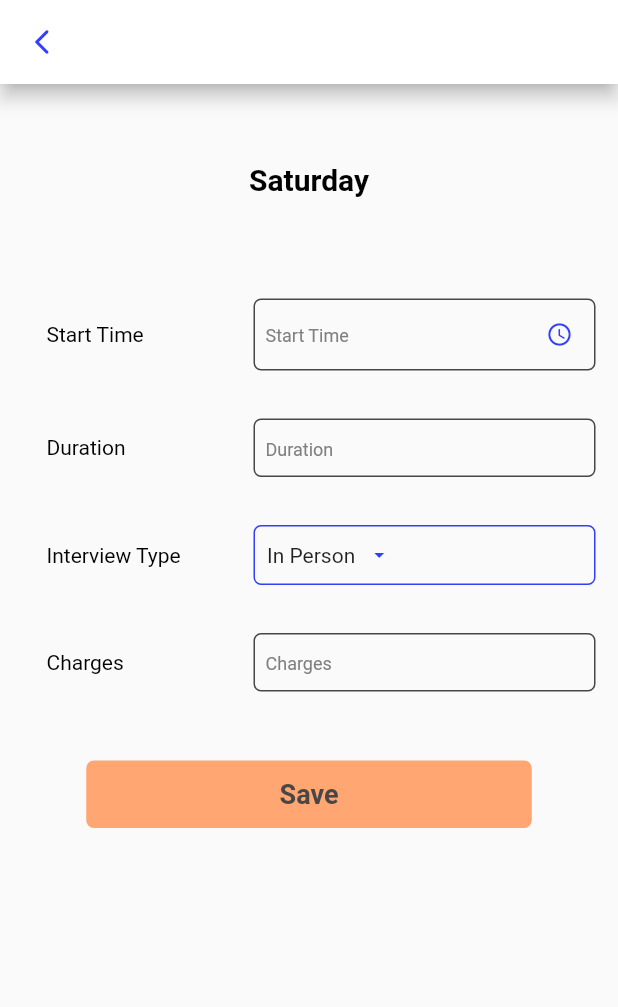
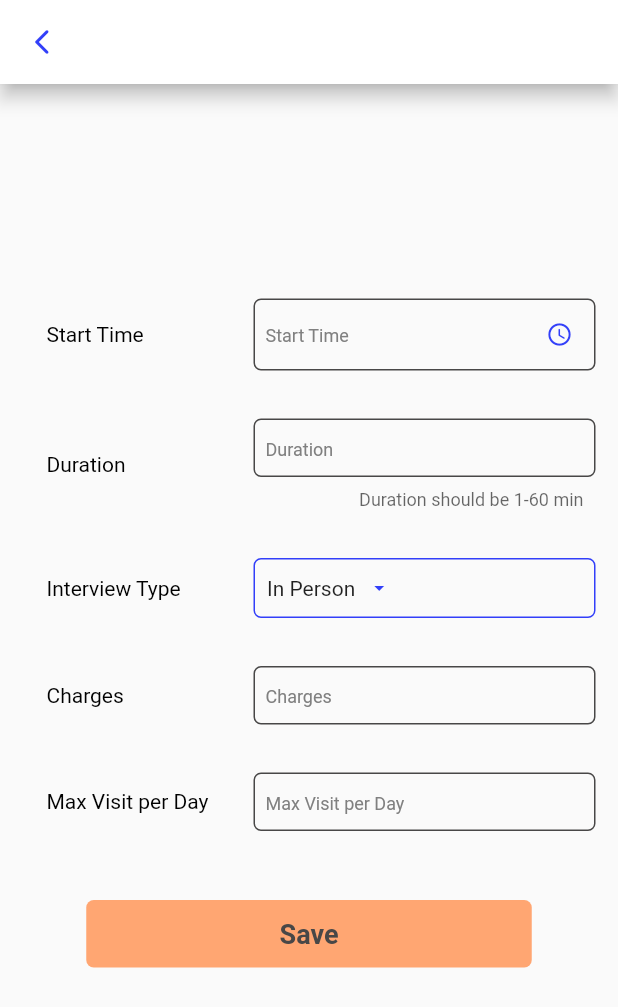
Before and after one commit to MouhamadJar/Field_IQ, a Flutter app: the AddInterviewDoctor screen opened directly with empty values, on a phone screen of 412 x 824 dp. Shown: the top 1007 px of the screen. Run offline on Flutter 3.47's test engine with Material 2 defaults, Android fonts, the phone set to English and light mode, and no system bars; drawn by our look-alikes of dropdown_button2; our stand-ins replace animated_splash_screen, curved_navigation_bar, custom_navigation_bar, dio, firebase_core, firebase_messaging and 8 more; missing offline and left inert: dart_jsonwebtoken; accounts and stored records are empty; network calls fail; project files that could hold a hidden picture were left out.

Commit message:
finish errors...still max visit

```diff
--- a/lib/class/localization/translation.dart
+++ b/lib/class/localization/translation.dart
@@ -83,6 +83,7 @@ class MyTranslation extends Translations{
       'Start Meets' : 'بدأ المقابلات',
       'Start' : 'بدأ',
       'Zain Wallet' : 'محفظة زين',
+      'Max Visit per Day' : 'عدد الزيارات الاقصى المسموحة'
     },
     'en' : {
       'SellsMan' : 'SellsMan',
@@ -117,6 +118,7 @@ class MyTranslation extends Translations{
       'Meeting Reservation': 'Meeting Reservation',
       'Phone Number': 'Phone Number',
       'Receiving Method': 'Receiving Method',
+
       'CVV': 'CVV',
       'Fees': 'Fees',
       'day': 'day',
@@ -165,6 +167,7 @@ class MyTranslation extends Translations{
       'Start Meets' : 'Start Meets',
       'Start' : 'Start' ,
       'Zain Wallet' : 'Zain Wallet',
+      'Max Visit per Day' : 'Max Visit per Day'
     },
     'ku':  {
       'search for doctor\'s name': 'گه ران له سه ر ناوى دكتور',
@@ -208,6 +211,7 @@ class MyTranslation extends Translations{
       'Start Meets' : 'Start Meets',
       'Start' : 'Start',
       'Zain Wallet' : 'Zain Wallet',
+      'Max Visit per Day' : 'Max Visit per Day'
     }
   };
 }
--- a/lib/controller/doctor/doctorinterviewdetailseditcontroller.dart
+++ b/lib/controller/doctor/doctorinterviewdetailseditcontroller.dart
@@ -24,6 +24,7 @@ class DoctorInterviewDetailsEditController extends GetxController{
     print(timeModel.toString());
     print(durationModel.toString());
     print(chargesModel.toString());
+    print(typeSelected.value.toString());
     print(idDay);
     print(idApp);
       DioHelper.editInterviewDoctor(data: {
--- a/lib/controller/doctor/doctorinterviewscontroller.dart
+++ b/lib/controller/doctor/doctorinterviewscontroller.dart
@@ -12,6 +12,7 @@ class DoctorInterviewsController extends GetxController  with StateMixin<dynamic
   late TextEditingController startTime;
   late TextEditingController duration;
   late TextEditingController charges;
+  late TextEditingController maxVisit;
   late TextEditingController sellsmenNumber;
   MyServices myServices = Get.find();
   List<DataInterviewSalesMan> interviewSalesMan = [];
@@ -27,7 +28,8 @@ class DoctorInterviewsController extends GetxController  with StateMixin<dynamic
         'time': startTime.text,
         'duration' : duration.text,
         'price' : charges.text,
-        'kind_of_visite' : typeSelected.toString()
+        'kind_of_visite' : typeSelected.toString(),
+        'max_visit' : maxVisit.text
       }, token: myServices.sharedPreferences.getString('token')).then((value) {
         print(value.toString());
         Get.off(()=> const InterviewsScreen());
@@ -59,6 +61,7 @@ class DoctorInterviewsController extends GetxController  with StateMixin<dynamic
     startTime = TextEditingController();
     duration= TextEditingController();
     charges= TextEditingController();
+    maxVisit= TextEditingController();
     sellsmenNumber= TextEditingController();
     getInterviewSalesMan();
     super.onInit();
--- a/lib/controller/doctor/settingpagedoctorcontroller.dart
+++ b/lib/controller/doctor/settingpagedoctorcontroller.dart
@@ -39,7 +39,7 @@ class SettingPageDoctorController extends GetxController
         .then((value) {
       print(value.toString());
       profileModel = DoctorProfileModel.fromJson(value.data);
-      if (profileModel.status == 1) {
+      if (profileModel.isAvailable == 1) {
         print(profileModel.status.toString());
         statusAvailable = true.obs;
         textAvailable = 'Available'.tr.obs;
--- a/lib/controller/mandoob/doctor_controller.dart
+++ b/lib/controller/mandoob/doctor_controller.dart
@@ -54,8 +54,9 @@ class ReserveController extends GetxController with StateMixin {
             doctorId: doctorId, appointmentTimeId: appointmentTimeId)
         .then(
             (resp) => {
+              print(resp.data.toString()),
                   DioHelper()
-                      .sendNotification(
+                      .sendNotificationForDoctors(
                     doctorName: doctorName,
                           doctorId: doctorId.toString(),
                           reserveDay: reserveDay,
--- a/lib/main.dart
+++ b/lib/main.dart
@@ -13,9 +13,9 @@ void main() async {
     statusBarColor: Colors.white,
     systemNavigationBarDividerColor: Colors.white,
     statusBarIconBrightness: Brightness.dark,
-    ),
+  ),
   );
-  // await initFireBase();
+  await initFireBase();
   runApp(MyApp());
 }
 
--- a/lib/models/mandoob/appointment.dart
+++ b/lib/models/mandoob/appointment.dart
@@ -22,7 +22,6 @@ class Appointment {
 
   Appointment.fromJson(dynamic json) {
     appointmentId = json['appointment_id'];
-    String tmp = json['time'];
     time = json['time'].toString().characters.first + json['time'].toString().characters.elementAt(1);
     int checker = int.parse(time);
     if (checker > 12) {
@@ -31,7 +30,7 @@ class Appointment {
     } else {
       time = time + ' am';
     }
-    duration = json['duration'].toString().characters.elementAt(3) + json['duration'].toString().characters.elementAt(4);
+    duration = json['duration'];
     price = json['price'];
     kindOfVisite = json['kind_of_visite'];
     day = json['day'];
--- a/lib/view/chooseuser.dart
+++ b/lib/view/chooseuser.dart
@@ -1,15 +1,12 @@
 import 'package:flutter/material.dart';
-import 'package:flutter/services.dart';
 import 'package:get/get.dart';
 import 'package:mandoob/class/constant/colors.dart';
 import 'package:mandoob/class/constant/const.dart';
 import 'package:mandoob/class/services/services.dart';
-import 'package:mandoob/view/doctor/screen/doctorlogin.dart';
 import 'package:mandoob/view/doctor/screen/doctorsignup.dart';
 import 'package:mandoob/view/mandoob/screen/mandoobsignup.dart';
 import 'package:mandoob/view/widget/customcontainer.dart';
 import 'package:url_launcher/url_launcher.dart';
-
 import '../class/constant/end_points.dart';
 import '../class/constant/images.dart';
 import 'doctor/screen/homescreen.dart';
--- a/lib/view/doctor/screen/addinterviewdoctor.dart
+++ b/lib/view/doctor/screen/addinterviewdoctor.dart
@@ -45,7 +45,7 @@ class AddInterviewDoctor extends StatelessWidget {
                           padding: const EdgeInsets.symmetric(vertical: 52.0),
                           child: Center(
                             child: Text(
-                              'Saturday'.tr,
+                              days.name.tr,
                               style: const TextStyle(
                                   color: Colors.black,
                                   fontWeight: FontWeight.bold,
@@ -67,9 +67,10 @@ class AddInterviewDoctor extends StatelessWidget {
                             }
                           },
                         ),
-                        CustomRowInterview(hintText: 'Duration'.tr, myController: controller.duration, text: 'Duration'.tr,),
+                        CustomRowInterview(hintText: 'Duration'.tr, myController: controller.duration, text: 'Duration'.tr,isDuration: true,isNumber: true,),
                         const CustomRowInterviewType(),
                         CustomRowInterview(hintText: 'Charges'.tr, myController: controller.charges, text: 'Charges'.tr, isNumber: true,),
+                        CustomRowInterview(hintText: 'Max Visit per Day'.tr, myController: controller.maxVisit, text: 'Max Visit per Day'.tr, isNumber: true,),
                        // CustomRowInterview(hintText: 'Sellsmen Number'.tr, myController: controller.sellsmenNumber, text: 'Sellsmen Number'.tr, isNumber: true,),
                         Padding(
                           padding: const EdgeInsets.symmetric(vertical: 30.0, horizontal: 20.0),
--- a/lib/view/doctor/screen/editinterviewdetailsdoctorscreen.dart
+++ b/lib/view/doctor/screen/editinterviewdetailsdoctorscreen.dart
@@ -7,10 +7,14 @@ import '../widget/customrowinterview.dart';
 import '../widget/customrowinterviewtype.dart';
 import '../widget/customrowtime.dart';
 import '../widget/custoombutton.dart';
-class EditInterviewDetailsDoctorScreen extends GetView<DoctorInterviewDetailsEditController> {
+
+class EditInterviewDetailsDoctorScreen
+    extends GetView<DoctorInterviewDetailsEditController> {
   final DataInterview dataInterview;
-   const EditInterviewDetailsDoctorScreen({Key? key, required this.dataInterview}) : super(key: key);
 
+  const EditInterviewDetailsDoctorScreen(
+      {Key? key, required this.dataInterview})
+      : super(key: key);
 
   @override
   Widget build(BuildContext context) {
@@ -24,7 +28,8 @@ class EditInterviewDetailsDoctorScreen extends GetView<DoctorInterviewDetailsEdi
             onTap: () {
               Get.back();
             },
-            child: const Icon(Icons.arrow_back_ios_new_rounded,
+            child: const Icon(
+              Icons.arrow_back_ios_new_rounded,
               color: AppColor.primaryColor,
               size: 20.0,
             ),
@@ -34,8 +39,7 @@ class EditInterviewDetailsDoctorScreen extends GetView<DoctorInterviewDetailsEdi
           child: Column(
             children: [
               GetBuilder<DoctorInterviewDetailsEditController>(
-                builder: (controller) =>
-                    Form(
+                builder: (controller) => Form(
                   key: controller.formState,
                   child: Column(
                     children: [
@@ -43,7 +47,7 @@ class EditInterviewDetailsDoctorScreen extends GetView<DoctorInterviewDetailsEdi
                         padding: const EdgeInsets.symmetric(vertical: 52.0),
                         child: Center(
                           child: Text(
-                                'Saturday'.tr,
+                            dataInterview.day.tr,
                             style: const TextStyle(
                                 color: Colors.black,
                                 fontWeight: FontWeight.bold,
@@ -59,8 +63,9 @@ class EditInterviewDetailsDoctorScreen extends GetView<DoctorInterviewDetailsEdi
                         iconColor: AppColor.primaryColor,
                         onTap: () async {
                           TimeOfDay? pickedTime = await showTimePicker(
-                                  context: Get.context!, initialTime: controller
-                                  .timeSelected.value, helpText: 'Start Time'.tr,
+                              context: Get.context!,
+                              initialTime: controller.timeSelected.value,
+                              helpText: 'Start Time'.tr,
                               confirmText: 'CONFIRM'.tr);
                           if (pickedTime != null &&
                               pickedTime != controller.timeSelected) {
@@ -71,25 +76,42 @@ class EditInterviewDetailsDoctorScreen extends GetView<DoctorInterviewDetailsEdi
                           }
                         },
                       ),
-                          CustomRowInterview(hintText: dataInterview.duration, myController: controller.duration, text: 'Duration'.tr,),
+                      CustomRowInterview(
+                        hintText: dataInterview.duration,
+                        myController: controller.duration,
+                        text: 'Duration'.tr,
+                        isDuration: true,
+                        isNumber: true,
+                      ),
                       const CustomRowInterviewType(),
-                          CustomRowInterview(hintText: dataInterview.price.toString(), myController: controller.charges, text: 'Charges'.tr, isNumber: true,),
+                      CustomRowInterview(
+                        hintText: dataInterview.price.toString(),
+                        myController: controller.charges,
+                        text: 'Charges'.tr,
+                        isNumber: true,
+                      ),
                       // CustomRowInterview(hintText: 'Sellsmen Number'.tr, myController: controller.sellsmenNumber, text: 'Sellsmen Number'.tr, isNumber: true,),
                       Padding(
-                            padding: const EdgeInsets.symmetric(vertical: 50.0, horizontal: 20.0),
-                            child: CustomButton(text: 'Save Changes'.tr, onTap: (){
+                        padding: const EdgeInsets.symmetric(
+                            vertical: 50.0, horizontal: 20.0),
+                        child: CustomButton(
+                          text: 'Save Changes'.tr,
+                          onTap: () {
                             controller.startTime.text = dataInterview.time;
-                                  controller.editInterview(dataInterview.dayId, dataInterview.appointmentId, dataInterview.time, dataInterview.duration, dataInterview.price.toString());
-                            },),
+                            controller.editInterview(
+                                dataInterview.dayId,
+                                dataInterview.appointmentId,
+                                dataInterview.time,
+                                dataInterview.duration,
+                                dataInterview.price.toString());
+                          },
                         ),
-
-
+                      ),
                     ],
-                      ),),
                   ),
-
+                ),
+              ),
             ],
-
           ),
         ),
       ),
--- a/lib/view/doctor/screen/settingsdoctor.dart
+++ b/lib/view/doctor/screen/settingsdoctor.dart
@@ -3,6 +3,7 @@ import 'package:flutter/material.dart';
 import 'package:flutter_svg/svg.dart';
 import 'package:flutter_switch/flutter_switch.dart';
 import 'package:get/get.dart';
+import 'package:mandoob/class/constant/const.dart';
 import 'package:mandoob/class/dio.dart';
 import 'package:mandoob/class/services/services.dart';
 import 'package:mandoob/controller/doctor/settingpagedoctorcontroller.dart';
@@ -39,6 +40,7 @@ class SettingsDoctor extends GetView<SettingPageDoctorController> {
                 );
                 await FirebaseMessaging.instance.unsubscribeFromTopic(
                     controller.profileModel.id.toString());
+                kDoctorToken = 'noToken';
                 Get.offAll(() => const ChooseUser());
               },
             )
--- a/lib/view/doctor/widget/customrowinterview.dart
+++ b/lib/view/doctor/widget/customrowinterview.dart
@@ -24,9 +24,11 @@ class CustomRowInterview extends StatelessWidget {
         this.obscureText,
         required this.text,
         this.isIcon, this.isNumber,
-        this.onTap,  this.iconColor})
+        this.onTap,  this.iconColor,
+        this.isDuration = false ,
+      })
       : super(key: key);
-
+  final bool isDuration;
   @override
   Widget build(BuildContext context) {
     return Padding(
@@ -52,7 +54,17 @@ class CustomRowInterview extends StatelessWidget {
               isNumber == true ? TextInputType.number : TextInputType.text,
               obscureText:
               obscureText == null || obscureText == false ? false : true,
+              onChanged: (val){
+                if(isDuration){
+                  int tmp = int.parse(val);
+                  if(tmp>60){
+                    tmp = 60 ;
+                    myController.text = tmp . toString();
+                  }
+                }
+              },
               decoration: InputDecoration(
+                  counterText: isDuration ? 'Duration should be 1-60 min': null,
                   isDense: true,
                   contentPadding:
                   const  EdgeInsets.symmetric(vertical: 10, horizontal: 8),
--- a/lib/view/doctor/widget/customrowinterviewtype.dart
+++ b/lib/view/doctor/widget/customrowinterviewtype.dart
@@ -2,6 +2,7 @@ import 'package:dropdown_button2/dropdown_button2.dart';
 import 'package:flutter/material.dart';
 import 'package:get/get.dart';
 import '../../../class/constant/colors.dart';
+import '../../../controller/doctor/doctorinterviewdetailseditcontroller.dart';
 import '../../../controller/doctor/doctorinterviewscontroller.dart';
 
 class CustomRowInterviewType extends StatelessWidget {
@@ -9,7 +10,7 @@ class CustomRowInterviewType extends StatelessWidget {
 
   @override
   Widget build(BuildContext context) {
-    DoctorInterviewsController controller = Get.put(DoctorInterviewsController());
+    DoctorInterviewDetailsEditController controller = Get.put(DoctorInterviewDetailsEditController());
     return Padding(
       padding: const EdgeInsets.symmetric(vertical: 16.0, horizontal: 15),
       child: Row(
--- a/lib/view/mandoob/screen/homepages/home_mian_page.dart
+++ b/lib/view/mandoob/screen/homepages/home_mian_page.dart
@@ -2,6 +2,7 @@ import 'package:dropdown_button2/dropdown_button2.dart';
 import 'package:flutter/material.dart';
 import 'package:flutter_svg/flutter_svg.dart';
 import 'package:get/get.dart';
+import 'package:mandoob/class/constant/end_points.dart';
 import 'package:shimmer/shimmer.dart';
 import '../../../../class/component.dart';
 import '../../../../class/constant/colors.dart';
@@ -14,6 +15,7 @@ class HomeMainPage extends GetView<HomeScreenController> {
 
   @override
   Widget build(BuildContext context) {
+    print(kToken);
     return Container(
       padding: EdgeInsets.symmetric(horizontal: Get.width * .02),
       child: SingleChildScrollView(
@@ -106,12 +108,10 @@ class HomeMainPage extends GetView<HomeScreenController> {
                                 newCity: newCity,
                                 index: i,
                               );
+                              print(newCity.id.toString());
                             }
                           }
                         },
-                        // buttonHeight: 40,
-                        // buttonWidth: 140,
-                        // itemHeight: 40,
                       ),
                     ),
                     onLoading: Shimmer.fromColors(
```
Also changed, not shown: lib/controller/mandoob/api_controller.dart (+34 -1 lines), lib/controller/mandoob/home_screen_controller.dart (+15 -8 lines), lib/models/doctor/interviewmodel/DataInterview.dart (+14 -3 lines), lib/view/doctor/screen/doctorsignup.dart (+1 -27 lines), lib/view/doctor/widget/customrowlang.dart (+36 -6 lines). Lines whose indentation alone changed are shown as unchanged.
